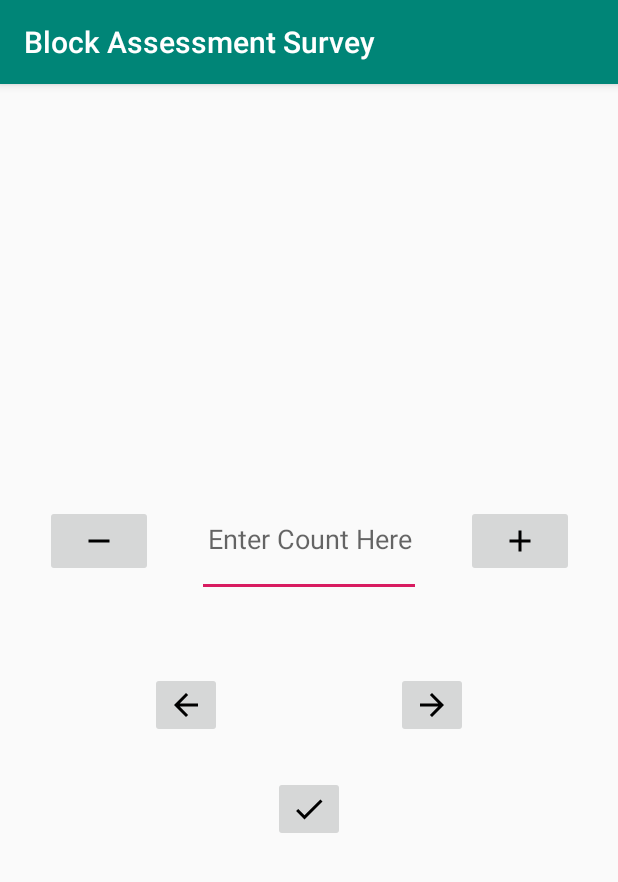
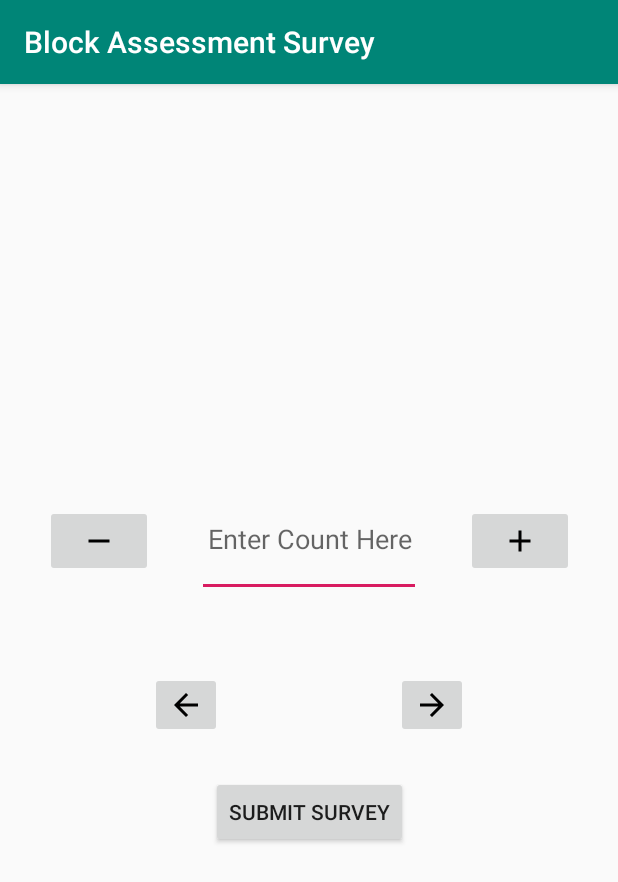
Before and after one commit to daren333/BlockAssessmentSurvey, an Android app: the ClickerActivity screen opened directly, with no data from a screen before it, on a phone screen of 412 x 824 dp. Shown: the top 882 px of the screen. Run offline under Robolectric (Android 15) with nearby library versions, the phone set to English and light mode, and no system bars.

Commit message:
updated submit button

```diff
--- a/app/app/src/main/res/layout/activity_clicker.xml
+++ b/app/app/src/main/res/layout/activity_clicker.xml
@@ -78,15 +78,16 @@
         app:layout_constraintTop_toBottomOf="@+id/counter"
         app:srcCompat="@drawable/ic_arrow_back_black_24dp" />
 
-    <ImageButton
+    <Button
         android:id="@+id/submit"
         android:layout_width="wrap_content"
         android:layout_height="wrap_content"
+        android:text="Submit Survey"
 
         android:layout_marginTop="25dp"
         app:layout_constraintEnd_toEndOf="@+id/done"
         app:layout_constraintStart_toStartOf="@+id/back"
-        app:layout_constraintTop_toBottomOf="@+id/back"
-        app:srcCompat="@drawable/ic_done_black_24dp" />
+        app:layout_constraintTop_toBottomOf="@+id/back" />
+
 
 </androidx.constraintlayout.widget.ConstraintLayout>
--- a/app/app/src/main/res/layout/activity_multiple_choice.xml
+++ b/app/app/src/main/res/layout/activity_multiple_choice.xml
@@ -51,15 +51,15 @@
         app:layout_constraintTop_toBottomOf="@+id/radioGroup"
         app:srcCompat="@drawable/ic_arrow_back_black_24dp" />
 
-    <ImageButton
+    <Button
         android:id="@+id/submit"
         android:layout_width="wrap_content"
         android:layout_height="wrap_content"
+        android:text="Submit Survey"
 
         android:layout_marginTop="25dp"
         app:layout_constraintEnd_toEndOf="@+id/done"
         app:layout_constraintStart_toStartOf="@+id/back"
-        app:layout_constraintTop_toBottomOf="@+id/back"
-        app:srcCompat="@drawable/ic_done_black_24dp" />
+        app:layout_constraintTop_toBottomOf="@+id/back" />
 
 </androidx.constraintlayout.widget.ConstraintLayout>
```
Also changed, not shown: app/app/src/main/res/layout/activity_multiple_answer.xml (+4 -3 lines).
